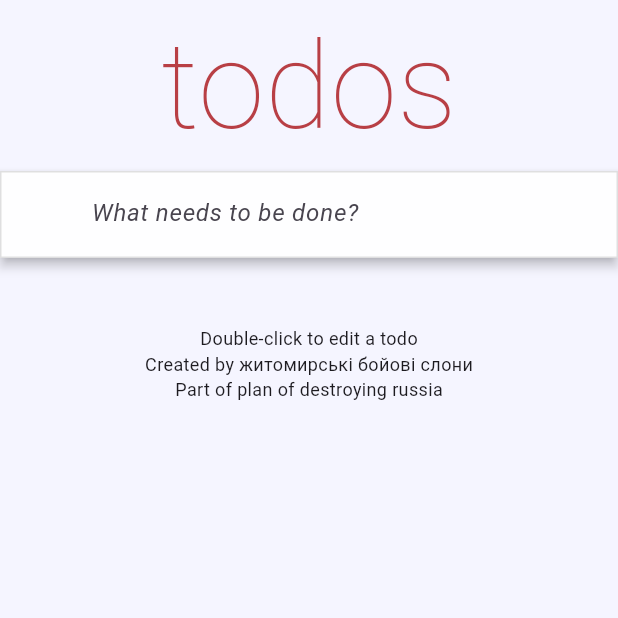
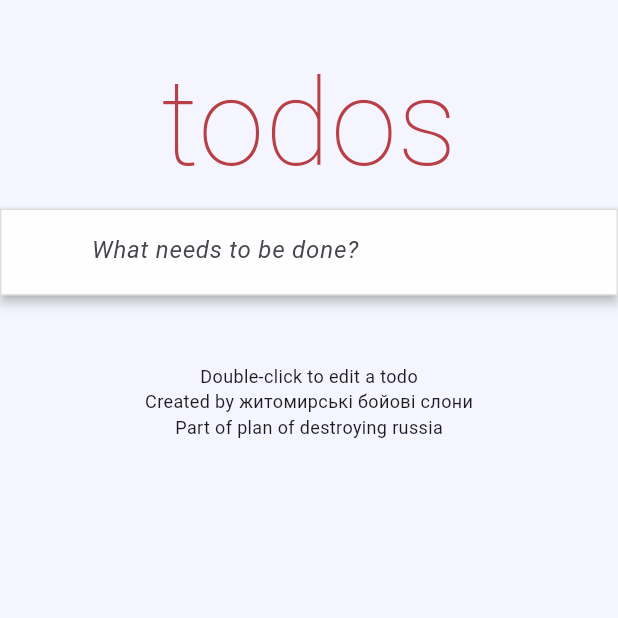
Before and after one commit to Oordii/flutter_copy_todoMVC, a Flutter app: the screen it shows after launch, on a phone screen of 412 x 824 dp, the top half of it. Run offline on Flutter 3.47's test engine with Material 3 defaults, Android fonts, the phone set to English and light mode, and no system bars; our stand-ins replace flutter_bloc, hive_flutter; accounts and stored records are empty; Roboto replaces fonts that are missing (Helvetica Neue).

Commit message:
fix padding for mobile

```diff
--- a/lib/components/todo_row.dart
+++ b/lib/components/todo_row.dart
@@ -1,7 +1,6 @@
 import 'package:copy_todo_mvc/cubits/todo_list_cubit.dart';
 import 'package:copy_todo_mvc/models/task.dart';
 import 'package:flutter/material.dart';
-import 'package:flutter/widgets.dart';
 import 'package:flutter_bloc/flutter_bloc.dart';
 
 class TodoRow extends StatefulWidget {
@@ -111,7 +110,7 @@ class _TodoRowState extends State<TodoRow> {
                           : InputBorder.none),
                 ),
               )),
-                if(_isHovered)
+                if(_isHovered || _isEditing)
                   IconButton(
                     onPressed: () {
                       context
--- a/lib/main.dart
+++ b/lib/main.dart
@@ -10,7 +10,7 @@ import 'models/task.dart';
 
 Future<void> main() async {
   WidgetsFlutterBinding.ensureInitialized();
-  Hive.initFlutter();
+  await Hive.initFlutter();
   Hive.registerAdapter(TaskAdapter());
   await Hive.openBox<Task>('tasks');
   runApp(const MyApp());
@@ -35,7 +35,9 @@ class MyHomePage extends StatelessWidget {
   Widget build(BuildContext context) {
     return Scaffold(
       backgroundColor: const Color.fromARGB(245, 245, 245, 255),
-      body: SingleChildScrollView(
+      body: Padding(
+        padding: const EdgeInsets.fromLTRB(0, 25, 0, 0),
+        child: SingleChildScrollView(
           child: Container(
             alignment: Alignment.topCenter,
             child: Column(
@@ -72,6 +74,7 @@ class MyHomePage extends StatelessWidget {
             ),
           ),
         ),
+      ),
     );
   }
 }
```
Lines whose indentation alone changed are shown as unchanged.
